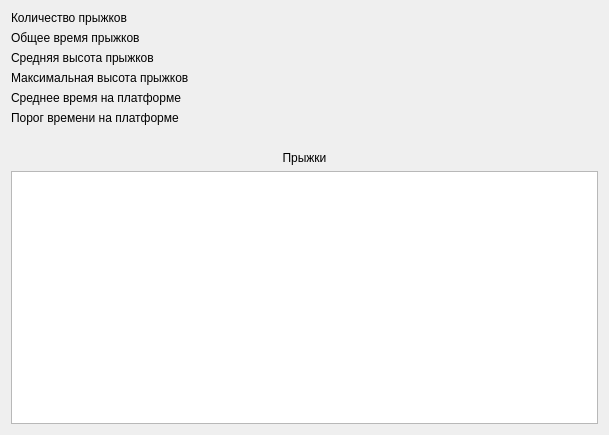
This is metodics/jump_plate/jumpheighttest/jumpheighttestvisualize.ui in grigp/a-analyser as Qt 5 draws it before an edit. The edited form follows.
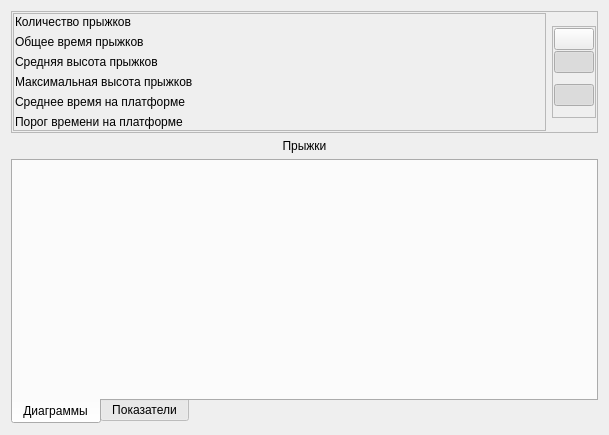
This is the edited form. Icons and pictures are not drawn. Custom widgets are drawn as their Qt base class.

Commit message: тест высоты серии прыжков - результаты в виде графика и диаграммы

```diff
--- a/metodics/jump_plate/jumpheighttest/jumpheighttestvisualize.ui
+++ b/metodics/jump_plate/jumpheighttest/jumpheighttestvisualize.ui
@@ -15,6 +15,60 @@
   </property>
   <layout class="QVBoxLayout" name="verticalLayout">
    <item>
+    <widget class="QFrame" name="frTop">
+     <property name="sizePolicy">
+      <sizepolicy hsizetype="Preferred" vsizetype="Fixed">
+       <horstretch>0</horstretch>
+       <verstretch>0</verstretch>
+      </sizepolicy>
+     </property>
+     <property name="frameShape">
+      <enum>QFrame::StyledPanel</enum>
+     </property>
+     <property name="frameShadow">
+      <enum>QFrame::Raised</enum>
+     </property>
+     <layout class="QHBoxLayout" name="horizontalLayout">
+      <property name="leftMargin">
+       <number>1</number>
+      </property>
+      <property name="topMargin">
+       <number>1</number>
+      </property>
+      <property name="rightMargin">
+       <number>1</number>
+      </property>
+      <property name="bottomMargin">
+       <number>1</number>
+      </property>
+      <item>
+       <widget class="QFrame" name="frFactors">
+        <property name="sizePolicy">
+         <sizepolicy hsizetype="Preferred" vsizetype="Fixed">
+          <horstretch>0</horstretch>
+          <verstretch>0</verstretch>
+         </sizepolicy>
+        </property>
+        <property name="frameShape">
+         <enum>QFrame::StyledPanel</enum>
+        </property>
+        <property name="frameShadow">
+         <enum>QFrame::Raised</enum>
+        </property>
+        <layout class="QVBoxLayout" name="verticalLayout_4">
+         <property name="leftMargin">
+          <number>1</number>
+         </property>
+         <property name="topMargin">
+          <number>1</number>
+         </property>
+         <property name="rightMargin">
+          <number>1</number>
+         </property>
+         <property name="bottomMargin">
+          <number>1</number>
+         </property>
+         <item>
     <widget class="QLabel" name="lblJumpsCount">
      <property name="text">
       <string>Количество прыжков</string>
@@ -56,8 +110,105 @@
      </property>
     </widget>
    </item>
+        </layout>
+       </widget>
+      </item>
    <item>
-    <spacer name="verticalSpacer">
+       <widget class="QFrame" name="frDiagTool">
+        <property name="sizePolicy">
+         <sizepolicy hsizetype="Fixed" vsizetype="Fixed">
+          <horstretch>0</horstretch>
+          <verstretch>0</verstretch>
+         </sizepolicy>
+        </property>
+        <property name="frameShape">
+         <enum>QFrame::StyledPanel</enum>
+        </property>
+        <property name="frameShadow">
+         <enum>QFrame::Raised</enum>
+        </property>
+        <layout class="QVBoxLayout" name="verticalLayout_5">
+         <property name="spacing">
+          <number>1</number>
+         </property>
+         <property name="leftMargin">
+          <number>1</number>
+         </property>
+         <property name="topMargin">
+          <number>1</number>
+         </property>
+         <property name="rightMargin">
+          <number>1</number>
+         </property>
+         <property name="bottomMargin">
+          <number>1</number>
+         </property>
+         <item>
+          <widget class="QPushButton" name="btnGraph">
+           <property name="toolTip">
+            <string>Показать в виде графика</string>
+           </property>
+           <property name="statusTip">
+            <string/>
+           </property>
+           <property name="text">
+            <string/>
+           </property>
+           <property name="icon">
+            <iconset resource="../../../kernel.qrc">
+             <normaloff>:/images/Dynamic/DynAsGraph.png</normaloff>:/images/Dynamic/DynAsGraph.png</iconset>
+           </property>
+           <property name="iconSize">
+            <size>
+             <width>20</width>
+             <height>20</height>
+            </size>
+           </property>
+           <property name="checkable">
+            <bool>true</bool>
+           </property>
+           <property name="checked">
+            <bool>false</bool>
+           </property>
+           <property name="autoExclusive">
+            <bool>true</bool>
+           </property>
+          </widget>
+         </item>
+         <item>
+          <widget class="QPushButton" name="btnBar">
+           <property name="toolTip">
+            <string>Показать в виде гистограммы</string>
+           </property>
+           <property name="statusTip">
+            <string/>
+           </property>
+           <property name="text">
+            <string/>
+           </property>
+           <property name="icon">
+            <iconset resource="../../../kernel.qrc">
+             <normaloff>:/images/Dynamic/DynAsBar.png</normaloff>:/images/Dynamic/DynAsBar.png</iconset>
+           </property>
+           <property name="iconSize">
+            <size>
+             <width>20</width>
+             <height>20</height>
+            </size>
+           </property>
+           <property name="checkable">
+            <bool>true</bool>
+           </property>
+           <property name="checked">
+            <bool>true</bool>
+           </property>
+           <property name="autoExclusive">
+            <bool>true</bool>
+           </property>
+          </widget>
+         </item>
+         <item>
+          <spacer name="verticalSpacer_2">
      <property name="orientation">
       <enum>Qt::Vertical</enum>
      </property>
@@ -67,10 +218,58 @@
      <property name="sizeHint" stdset="0">
       <size>
        <width>20</width>
+             <height>10</height>
+            </size>
+           </property>
+          </spacer>
+         </item>
+         <item>
+          <widget class="QPushButton" name="btn3D">
+           <property name="toolTip">
+            <string>Объемное представление</string>
+           </property>
+           <property name="statusTip">
+            <string/>
+           </property>
+           <property name="text">
+            <string/>
+           </property>
+           <property name="icon">
+            <iconset resource="../../../kernel.qrc">
+             <normaloff>:/images/Dynamic/Dyn3D.png</normaloff>:/images/Dynamic/Dyn3D.png</iconset>
+           </property>
+           <property name="iconSize">
+            <size>
+             <width>20</width>
        <height>20</height>
       </size>
      </property>
-    </spacer>
+           <property name="checkable">
+            <bool>true</bool>
+           </property>
+           <property name="checked">
+            <bool>true</bool>
+           </property>
+          </widget>
+         </item>
+         <item>
+          <spacer name="verticalSpacer">
+           <property name="orientation">
+            <enum>Qt::Vertical</enum>
+           </property>
+           <property name="sizeHint" stdset="0">
+            <size>
+             <width>20</width>
+             <height>10</height>
+            </size>
+           </property>
+          </spacer>
+         </item>
+        </layout>
+       </widget>
+      </item>
+     </layout>
+    </widget>
    </item>
    <item>
     <widget class="QLabel" name="lblJumps">
@@ -83,10 +282,104 @@
     </widget>
    </item>
    <item>
+    <widget class="QTabWidget" name="twPages">
+     <property name="tabPosition">
+      <enum>QTabWidget::South</enum>
+     </property>
+     <property name="currentIndex">
+      <number>0</number>
+     </property>
+     <widget class="QWidget" name="tabDiags">
+      <attribute name="title">
+       <string>Диаграммы</string>
+      </attribute>
+      <layout class="QVBoxLayout" name="verticalLayout_3">
+       <item>
+        <widget class="DynamicDiagram" name="wgtDiagHeight" native="true"/>
+       </item>
+       <item>
+        <widget class="DynamicDiagram" name="wgtDiagTime" native="true"/>
+       </item>
+      </layout>
+     </widget>
+     <widget class="QWidget" name="tabTable">
+      <attribute name="title">
+       <string>Показатели</string>
+      </attribute>
+      <layout class="QVBoxLayout" name="verticalLayout_2">
+       <item>
     <widget class="QTreeView" name="tvJumps"/>
    </item>
   </layout>
  </widget>
- <resources/>
- <connections/>
+    </widget>
+   </item>
+  </layout>
+ </widget>
+ <customwidgets>
+  <customwidget>
+   <class>DynamicDiagram</class>
+   <extends>QWidget</extends>
+   <header location="global">dynamicdiagram.h</header>
+   <container>1</container>
+  </customwidget>
+ </customwidgets>
+ <resources>
+  <include location="../../../kernel.qrc"/>
+ </resources>
+ <connections>
+  <connection>
+   <sender>btnGraph</sender>
+   <signal>clicked()</signal>
+   <receiver>JumpHeightTestVisualize</receiver>
+   <slot>on_selectGraph()</slot>
+   <hints>
+    <hint type="sourcelabel">
+     <x>580</x>
+     <y>36</y>
+    </hint>
+    <hint type="destinationlabel">
+     <x>609</x>
+     <y>33</y>
+    </hint>
+   </hints>
+  </connection>
+  <connection>
+   <sender>btnBar</sender>
+   <signal>clicked()</signal>
+   <receiver>JumpHeightTestVisualize</receiver>
+   <slot>on_selectBar()</slot>
+   <hints>
+    <hint type="sourcelabel">
+     <x>587</x>
+     <y>58</y>
+    </hint>
+    <hint type="destinationlabel">
+     <x>609</x>
+     <y>68</y>
+    </hint>
+   </hints>
+  </connection>
+  <connection>
+   <sender>btn3D</sender>
+   <signal>clicked(bool)</signal>
+   <receiver>JumpHeightTestVisualize</receiver>
+   <slot>on_select3D(bool)</slot>
+   <hints>
+    <hint type="sourcelabel">
+     <x>581</x>
+     <y>91</y>
+    </hint>
+    <hint type="destinationlabel">
+     <x>611</x>
+     <y>116</y>
+    </hint>
+   </hints>
+  </connection>
+ </connections>
+ <slots>
+  <slot>on_selectGraph()</slot>
+  <slot>on_selectBar()</slot>
+  <slot>on_select3D(bool)</slot>
+ </slots>
 </ui>
```
Lines whose indentation alone changed are shown as unchanged. The commit also changes 2 other files.
